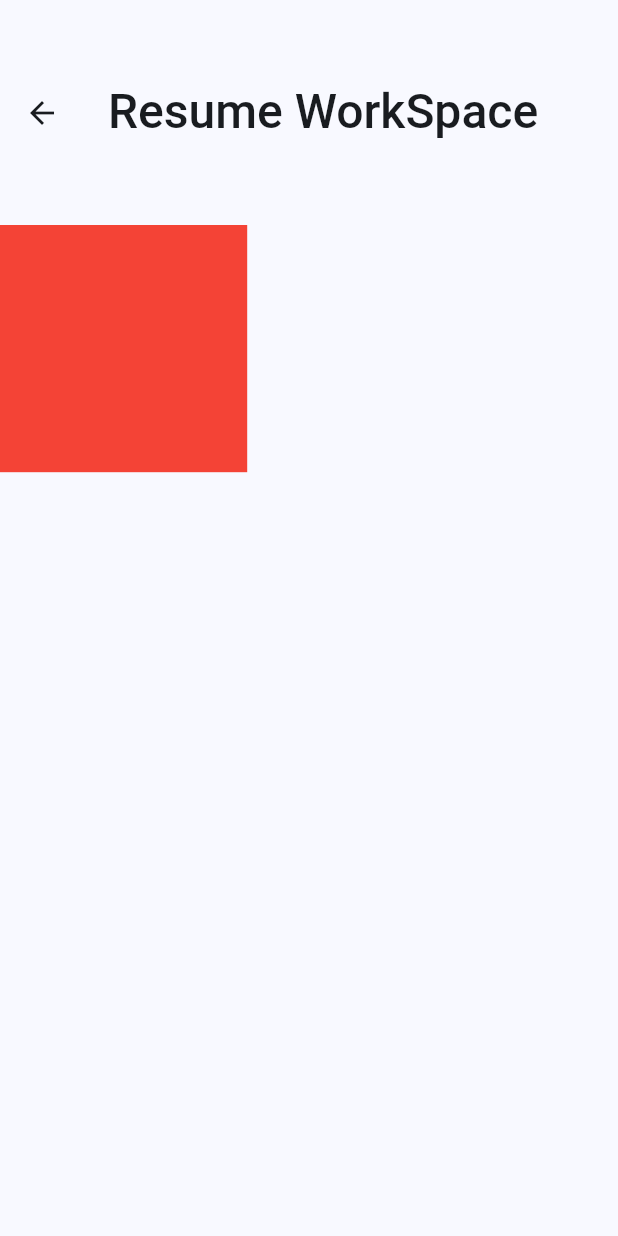
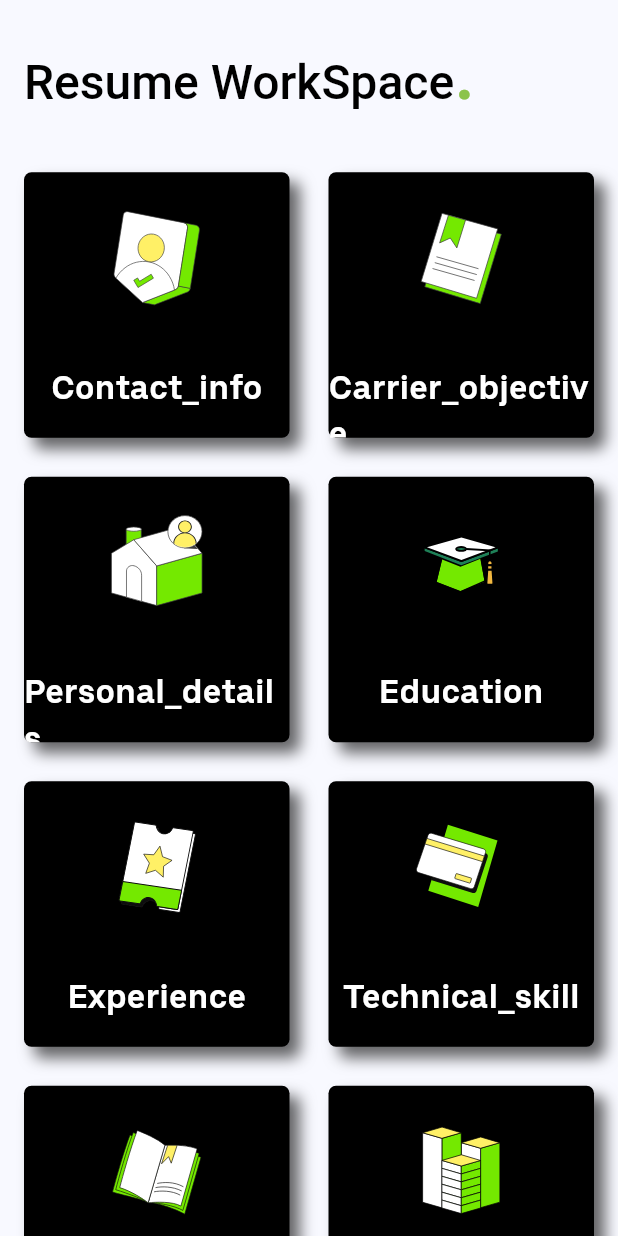
Before and after one commit to RAWAN3830/resume_builder, a Flutter app: the HomeScreen screen opened directly, on a phone screen of 412 x 824 dp. Run offline on Flutter 3.47's test engine with Material 3 defaults, Android fonts, the phone set to English and light mode, and no system bars; our stand-ins replace flutter_svg, image_picker; missing offline and left inert: neopop; accounts and stored records are empty; Roboto replaces fonts that are missing (CustomFont).

Commit message:
feat:create home Screen

```diff
--- a/lib/core/constant/assets_svg_image.dart
+++ b/lib/core/constant/assets_svg_image.dart
@@ -6,4 +6,19 @@ class AssetsSvgImage {
   static const String loginImage3 = 'assets/auth_images/testLogin.svg';
   static const String loginImage4 = 'assets/auth_images/testLogin2.svg';
 
+  //icons
+  static const String  achievement = 'assets/icons/achivements.svg';
+  static const String  contactInfo = 'assets/icons/contact_info.svg';
+  static const String  carrierObjective = 'assets/icons/carrier_objective.svg';
+  static const String  personalDetails = 'assets/icons/personal_details.svg';
+  static const String  education = 'assets/icons/education.svg';
+  static const String  experience = 'assets/icons/experience.svg';
+  static const String  technicalSkill = 'assets/icons/technical_skill.svg';
+  static const String  hobbies = 'assets/icons/hobbies.svg';
+  static const String  projects = 'assets/icons/projects.svg';
+  static const String  references = 'assets/icons/references.svg';
+  static const String  declaration = 'assets/icons/declaration.svg';
+
+
+
 }
--- a/lib/domain/workspace_model.dart
+++ b/lib/domain/workspace_model.dart
@@ -1,4 +1,6 @@
 import 'package:flutter_svg/flutter_svg.dart';
+
+import '../core/constant/assets_svg_image.dart';
 
 class WorkSpaceModel{
   final SvgPicture icon;
@@ -7,17 +9,17 @@ class WorkSpaceModel{
   WorkSpaceModel({required this.icon, required this.title});
 }
 
-List<WorkSpaceModel> workSpaceModelList = <WorkSpaceModel>[
-  WorkSpaceModel(icon: SvgPicture.asset('assets/icons/contact_info.svg') , title: 'Contact_info'),
-  WorkSpaceModel(icon: SvgPicture.asset('assets/icons/carrier_objective.svg') , title: 'Carrier_objective'),
-  WorkSpaceModel(icon: SvgPicture.asset('assets/icons/personal_details.svg') , title: 'Personal_details'),
-  WorkSpaceModel(icon: SvgPicture.asset('assets/icons/education.svg') , title: 'Education'),
-  WorkSpaceModel(icon: SvgPicture.asset('assets/icons/experience.svg') , title: 'Experience'),
-  WorkSpaceModel(icon: SvgPicture.asset('assets/icons/technical_skill.svg') , title: 'Technical_skill'),
-  WorkSpaceModel(icon: SvgPicture.asset('assets/icons/hobbies.svg') , title: 'Hobbies'),
-  WorkSpaceModel(icon: SvgPicture.asset('assets/icons/projects.svg') , title: 'Projects'),
-  WorkSpaceModel(icon: SvgPicture.asset('assets/icons/achivements.svg') , title: 'Achivements'),
-  WorkSpaceModel(icon: SvgPicture.asset('assets/icons/references.svg') , title: 'References'),
-  WorkSpaceModel(icon: SvgPicture.asset('assets/icons/declaration.svg') , title: 'Declaration'),
+List<WorkSpaceModel> workSpaceModelList = [
+  WorkSpaceModel(icon: SvgPicture.asset(AssetsSvgImage.contactInfo) , title: 'Contact_info'),
+  WorkSpaceModel(icon: SvgPicture.asset(AssetsSvgImage.carrierObjective) , title: 'Carrier_objective'),
+  WorkSpaceModel(icon: SvgPicture.asset(AssetsSvgImage.personalDetails) , title: 'Personal_details'),
+  WorkSpaceModel(icon: SvgPicture.asset(AssetsSvgImage.education) , title: 'Education'),
+  WorkSpaceModel(icon: SvgPicture.asset(AssetsSvgImage.experience) , title: 'Experience'),
+  WorkSpaceModel(icon: SvgPicture.asset(AssetsSvgImage.technicalSkill) , title: 'Technical_skill'),
+  WorkSpaceModel(icon: SvgPicture.asset(AssetsSvgImage.hobbies) , title: 'Hobbies'),
+  WorkSpaceModel(icon: SvgPicture.asset(AssetsSvgImage.projects) , title: 'Projects'),
+  WorkSpaceModel(icon: SvgPicture.asset(AssetsSvgImage.achievement) , title: 'Achievements'),
+  WorkSpaceModel(icon: SvgPicture.asset(AssetsSvgImage.references) , title: 'References'),
+  WorkSpaceModel(icon: SvgPicture.asset(AssetsSvgImage.declaration) , title: 'Declaration'),
 
 ];
--- a/lib/presentation/Achievements.dart
+++ b/lib/presentation/Achievements.dart
@@ -73,7 +73,7 @@ class _AchievementState extends State<Achievement> {
                 'Sumbit'),),
           ElevatedButton(
               style: ButtonStyle(
-                  backgroundColor:MaterialStateColor.resolveWith((states) => Colors.blue),
+                  // backgroundColor:WidgetStateColor.resolveWith((states) => Colors.blue),
               ),
               onPressed: () {
                 setState(() {
--- a/lib/presentation/Experiences.dart
+++ b/lib/presentation/Experiences.dart
@@ -232,7 +232,7 @@ class _ExperienceInfoState extends State<ExperienceInfo> {
                       ]),
                   ElevatedButton(
                       style:ButtonStyle(
-                        backgroundColor:MaterialStateColor.resolveWith((states) => Colors.blue),
+                        // backgroundColor:WidgetStateColor.resolveWith((states) => Colors.blue),
                       ),
                       onPressed: () {
                           if (formkey.currentState!.validate()) {
--- a/lib/presentation/common_widgets/common_buttons/sign_up_button.dart
+++ b/lib/presentation/common_widgets/common_buttons/sign_up_button.dart
@@ -20,7 +20,7 @@ class SignUpButton extends StatelessWidget {
         decoration: BoxDecoration(
           borderRadius: BorderRadius.circular(5),
           border: Border.all(
-              width: context.width(context) * 0.003, color: ThemeColors.black),
+              width: context.width(context) * 0.001, color: ThemeColors.black),
         ),
         child: Row(
           mainAxisAlignment: MainAxisAlignment.spaceEvenly,
--- /dev/null
+++ b/lib/presentation/common_widgets/common_richtext/common_richtext.dart
@@ -0,0 +1,30 @@
+import 'package:flutter/cupertino.dart';
+import 'package:flutter/material.dart';
+
+import '../../../core/constant/strings.dart';
+
+class CommonRichText extends StatelessWidget {
+  final String title;
+  const CommonRichText({super.key, required this.title});
+
+  @override
+  Widget build(BuildContext context) {
+    return RichText(
+      text:  TextSpan(
+        style:  TextStyle(
+            fontFamily: 'CustomFont',
+            fontSize: 32,
+            color: Colors.black,
+            fontWeight: FontWeight.w500
+        ),
+        children: <TextSpan>[
+          TextSpan(text: title),
+          TextSpan(text: '.', style: new TextStyle(fontFamily: 'CustomFont',
+              fontSize: 50,
+              color: Colors.lightGreen,
+              fontWeight: FontWeight.w500)),
+        ],
+      ),
+    );
+  }
+}
--- /dev/null
+++ b/lib/presentation/home_screen/details_card.dart
@@ -0,0 +1,132 @@
+import 'package:flutter/material.dart';
+import 'package:resume/core/constant/extension.dart';
+import 'package:resume/domain/workspace_model.dart';
+
+import '../../core/constant/strings.dart';
+
+class DetailsCard extends StatelessWidget {
+  final WorkSpaceModel workmodel;
+  const   DetailsCard({super.key, required this.workmodel});
+
+  @override
+  Widget build(BuildContext context) {
+    return Padding(
+      padding: const EdgeInsets.all(8.0),
+      // child: Container(
+      //   height: context.height(context) * .10,
+      //   width: context.width(context) * .4,
+      //   decoration: BoxDecoration(
+      //     borderRadius: BorderRadius.circular(5),
+      //     color: Colors.black,
+      //     boxShadow: [
+      //       BoxShadow(
+      //         color: Colors.black.withOpacity(0.6),
+      //         blurRadius: 8,
+      //         offset: Offset(7, 7),
+      //       ),
+      //     ],
+      //   ),
+      //   child: Column(
+      //     crossAxisAlignment: CrossAxisAlignment.center,
+      //     children: [
+      //       Padding(
+      //         padding: const EdgeInsets.all(8.0),
+      //         child: Padding(
+      //           padding: const EdgeInsets.all(8.0).copyWith(
+      //             top: context.height(context) * 0.02,
+      //           ),
+      //           child: Stack(
+      //             alignment: Alignment.center,
+      //             children: [
+      //               Container(
+      //                 height: context.height(context) * .09,
+      //                 width: context.height(context) * .09,
+      //                 decoration: BoxDecoration(
+      //                   boxShadow: [
+      //                     BoxShadow(
+      //                       color: Colors.lightGreenAccent.withOpacity(0.5),
+      //                       blurRadius: 200,
+      //                       offset: Offset(0, 4),
+      //                     ),
+      //                   ],
+      //                   shape: BoxShape.circle,
+      //                   color: Colors.green.withOpacity(0.01),
+      //                 ),
+      //               ),
+      //               // Icon container
+      //               Container(
+      //                 height: context.height(context) * .07,
+      //                 width: context.width(context) * .23,
+      //                 decoration: const BoxDecoration(color: Colors.transparent),
+      //                 child: workmodel.icon,
+      //               ),
+      //             ],
+      //           ),
+      //         ),
+      //       ),
+      //       SizedBox(
+      //         height: context.height(context) * 0.0250,
+      //       ),
+      //       Expanded(
+      //         child: Text(
+      //           workmodel.title,
+      //           style: const TextStyle(
+      //             color: Colors.white,
+      //             fontFamily: Strings.uberFont,
+      //             fontWeight: FontWeight.bold,
+      //             fontSize: 22,
+      //           ),
+      //         ),
+      //       ),
+      //     ],
+      //   ),
+      // )
+
+
+
+      child: Container(
+        height: context.height(context) * .10,
+        width: context.width(context) * .4,
+        decoration: BoxDecoration(
+          boxShadow: [
+            BoxShadow(
+              color: Colors.black.withOpacity(0.6),
+              blurRadius: 8,
+              offset: Offset(7, 7),
+            ),
+          ],
+          borderRadius: BorderRadius.circular(5),
+          color: Colors.black,
+
+        ),
+        child: Column(crossAxisAlignment: CrossAxisAlignment.center, children: [
+          Padding(
+            padding: const EdgeInsets.all(8.0),
+            child: Padding(
+              padding: const EdgeInsets.all(8.0).copyWith(top: context.height(context)*0.02),
+              child: Container(
+                height: context.height(context) * .08,
+                width: context.width(context) * .23,
+                decoration: const BoxDecoration(color: Colors.transparent),
+                child: workmodel.icon,
+              ),
+            ),
+          ),
+          SizedBox(
+            height: context.height(context) * 0.0250,
+          ),
+          Expanded(
+            child: Text(
+             workmodel.title,
+              style: const TextStyle(
+                  color: Colors.white,
+                  fontFamily: Strings.uberFont,
+                  fontWeight: FontWeight.bold,
+                  fontSize: 22),
+            ),
+          )
+        ]),
+      ),
+    );
+  }
+}
--- a/lib/presentation/home_screen/home_screen.dart
+++ b/lib/presentation/home_screen/home_screen.dart
@@ -1,6 +1,9 @@
-import 'package:flutter/cupertino.dart';
 import 'package:flutter/material.dart';
 import 'package:resume/core/constant/extension.dart';
+import 'package:resume/core/constant/theme_colors.dart';
+import 'package:resume/domain/workspace_model.dart';
+import 'package:resume/presentation/common_widgets/common_richtext/common_richtext.dart';
+import 'package:resume/presentation/home_screen/details_card.dart';
 
 import '../../core/constant/strings.dart';
 
@@ -16,21 +19,34 @@ class _HomeScreenState extends State<HomeScreen> {
   Widget build(BuildContext context) {
     return Scaffold(
       appBar: AppBar(
-        toolbarHeight: 150,
-        title: Text(
-          Strings.homeScreenTitle,
-          style: TextStyle(
-              fontFamily: 'CustomFont',
-              fontSize: 32,
-              fontWeight: FontWeight.w500
-          ),
+        toolbarHeight: context.height(context) * 0.12,
+        title:CommonRichText(title: Strings.homeScreenTitle,)
+      ),
+      body: SingleChildScrollView(
+        child: Column(
+          children: [
+            Padding(
+              padding: const EdgeInsets.all(8.0),
+              // child: Container(),
+              child: GridView.builder(
+                physics: NeverScrollableScrollPhysics(),
+                shrinkWrap: true,
+                gridDelegate: const SliverGridDelegateWithFixedCrossAxisCount(
+                  crossAxisCount: 2, // Number of columns in the grid
+                  crossAxisSpacing: 10.0, // Horizontal spacing
+                  mainAxisSpacing: 10.0, // Vertical spacing
+                ),
+                itemCount: workSpaceModelList.length,
+                itemBuilder: (context, index) {
+                  return DetailsCard(workmodel: workSpaceModelList[index]);
+                },
+              ),
+            ),
+          ],
         ),
-      ) ,
-      body: SingleChildScrollView(child: Column(
-        children: [
-          Container(height: context.height(context) * 0.2,width: context.width(context) * 0.4,color: Colors.red,)
-        ],
-      )),
+      )
+
+
     );
   }
 }
--- a/lib/presentation/main.dart
+++ b/lib/presentation/main.dart
@@ -1,6 +1,5 @@
 import 'package:flutter/material.dart';
 import 'package:resume/presentation/home_screen/home_screen.dart';
-import 'auth_screen/registration_screen.dart';
 
 void main() {
   runApp(const MyApp());
@@ -17,8 +16,8 @@ class MyApp extends StatelessWidget {
         colorScheme: ColorScheme.fromSeed(seedColor: Colors.blue),
         useMaterial3: true,
       ),
-      //home: const HomeScreen(),
-      home: const RegistrationScreen(),
+      home: const HomeScreen(),
+      // home: const RegistrationScreen(),
     );
   }
 }
```
Also changed, not shown: lib/presentation/auth_screen/registration_screen.dart (+9 -6 lines), lib/presentation/common_widgets/common_buttons/common_reset_button.dart (+6 -9 lines), lib/presentation/common_widgets/common_textfields/common_require_Textfield.dart (+41 -15 lines), pubspec.lock.
